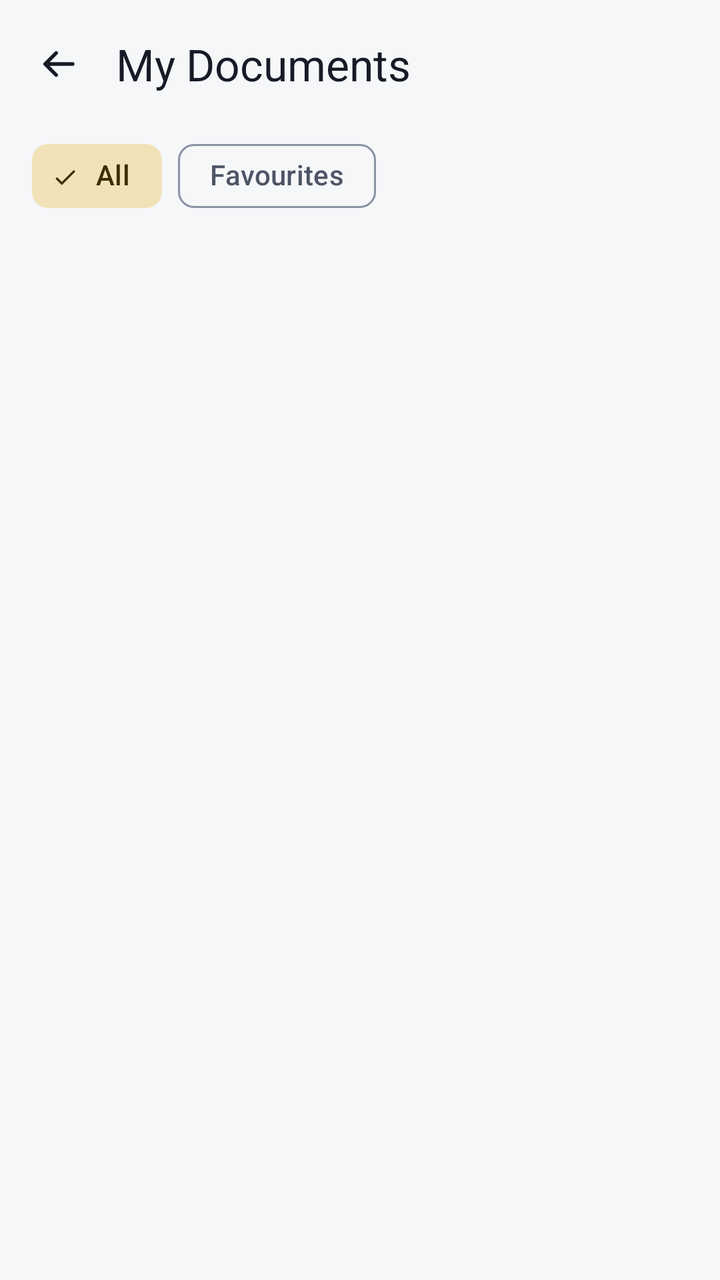
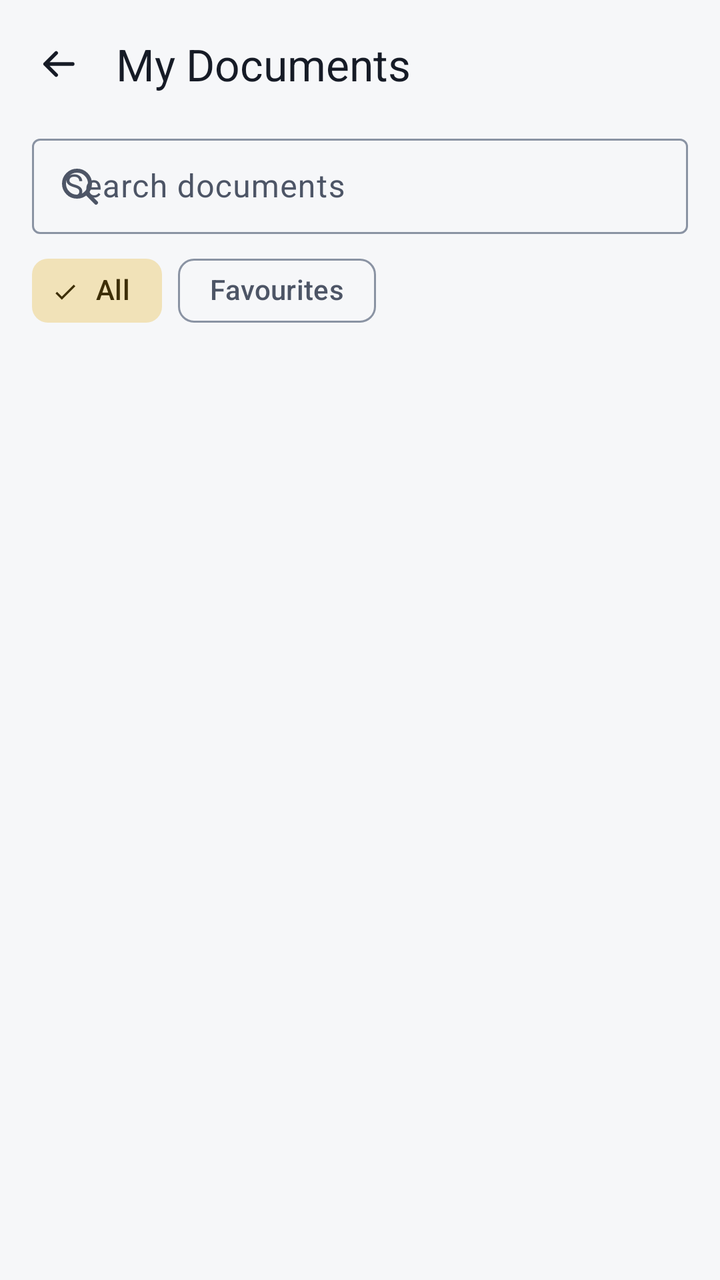

Screens rendered from an Android XML layout before and after an edit, with the pre-edit source and the edit as a unified diff.
<!-- AndroidManifest.xml: application theme Theme.DocNest -->
<!-- res/layout/activity_documents.xml -->
<?xml version="1.0" encoding="utf-8"?>
<androidx.coordinatorlayout.widget.CoordinatorLayout xmlns:android="http://schemas.android.com/apk/res/android"
    xmlns:app="http://schemas.android.com/apk/res-auto"
    android:id="@+id/root"
    android:layout_width="match_parent"
    android:layout_height="match_parent"
    android:background="?android:attr/colorBackground">

    <LinearLayout
        android:layout_width="match_parent"
        android:layout_height="match_parent"
        android:orientation="vertical">

        
        <LinearLayout
            android:layout_width="match_parent"
            android:layout_height="64dp"
            android:gravity="center_vertical"
            android:orientation="horizontal"
            android:paddingStart="4dp"
            android:paddingEnd="16dp">

            <com.google.android.material.button.MaterialButton
                android:id="@+id/backBtn"
                style="@style/Widget.DocNest.IconButton"
                android:layout_width="wrap_content"
                android:layout_height="wrap_content"
                android:contentDescription="Back"
                app:icon="@drawable/ic_back"
                app:iconTint="?attr/colorOnSurface" />

            <TextView
                android:layout_width="0dp"
                android:layout_height="wrap_content"
                android:layout_marginStart="4dp"
                android:layout_weight="1"
                android:accessibilityHeading="true"
                android:text="My Documents"
                android:textAppearance="?attr/textAppearanceTitleLarge"
                android:textColor="?attr/colorOnSurface" />
        </LinearLayout>

        <com.google.android.material.chip.ChipGroup
            android:id="@+id/filter"
            android:layout_width="match_parent"
            android:layout_height="wrap_content"
            android:paddingStart="16dp"
            android:paddingEnd="16dp"
            app:selectionRequired="true"
            app:singleLine="true"
            app:singleSelection="true">

            <com.google.android.material.chip.Chip
                android:id="@+id/chipAll"
                style="@style/Widget.Material3.Chip.Filter"
                android:layout_width="wrap_content"
                android:layout_height="wrap_content"
                android:checked="true"
                android:text="All" />

            <com.google.android.material.chip.Chip
                android:id="@+id/chipFavourites"
                style="@style/Widget.Material3.Chip.Filter"
                android:layout_width="wrap_content"
                android:layout_height="wrap_content"
                android:text="Favourites" />
        </com.google.android.material.chip.ChipGroup>

        <FrameLayout
            android:layout_width="match_parent"
            android:layout_height="0dp"
            android:layout_weight="1">

            <androidx.recyclerview.widget.RecyclerView
                android:id="@+id/list"
                android:layout_width="match_parent"
                android:layout_height="match_parent"
                android:clipToPadding="false"
                android:paddingTop="4dp"
                android:paddingBottom="24dp" />

            <com.google.android.material.progressindicator.CircularProgressIndicator
                android:id="@+id/loading"
                android:layout_width="wrap_content"
                android:layout_height="wrap_content"
                android:layout_gravity="center"
                android:indeterminate="true"
                android:visibility="gone" />

            
            <LinearLayout
                android:id="@+id/empty"
                android:layout_width="match_parent"
                android:layout_height="wrap_content"
                android:layout_gravity="center"
                android:gravity="center_horizontal"
                android:orientation="vertical"
                android:paddingStart="40dp"
                android:paddingEnd="40dp"
                android:paddingBottom="48dp"
                android:visibility="gone">

                <ImageView
                    android:layout_width="wrap_content"
                    android:layout_height="wrap_content"
                    android:importantForAccessibility="no"
                    android:src="@drawable/art_empty_pages" />

                <TextView
                    android:id="@+id/emptyTitle"
                    android:layout_width="wrap_content"
                    android:layout_height="wrap_content"
                    android:layout_marginTop="20dp"
                    android:gravity="center"
                    android:textAppearance="?attr/textAppearanceTitleLarge"
                    android:textColor="?attr/colorOnSurface" />

                <TextView
                    android:id="@+id/emptyBody"
                    android:layout_width="wrap_content"
                    android:layout_height="wrap_content"
                    android:layout_marginTop="8dp"
                    android:gravity="center"
                    android:textAppearance="?attr/textAppearanceBodyLarge"
                    android:textColor="?attr/colorOnSurfaceVariant" />

                <com.google.android.material.button.MaterialButton
                    android:id="@+id/emptyAction"
                    style="@style/Widget.Material3.Button.TonalButton"
                    android:layout_width="wrap_content"
                    android:layout_height="wrap_content"
                    android:layout_marginTop="20dp" />
            </LinearLayout>
        </FrameLayout>
    </LinearLayout>
</androidx.coordinatorlayout.widget.CoordinatorLayout>
<!-- resources referenced by this layout -->
<resources>
  <!-- drawable ic_back (drawable) -->
  <?xml version="1.0" encoding="utf-8"?>
  <vector xmlns:android="http://schemas.android.com/apk/res/android"
      android:width="24dp"
      android:height="24dp"
      android:viewportWidth="24"
      android:viewportHeight="24">
      <path
          android:pathData="M20,12H5M11,6l-6,6 6,6"
          android:strokeWidth="2"
          android:strokeColor="#FF000000"
          android:strokeLineCap="round"
          android:strokeLineJoin="round" />
  </vector>
  <style name="Widget.DocNest.IconButton" parent="Widget.Material3.Button.IconButton">
          <item name="iconTint">?attr/colorOnSurfaceVariant</item>
          <item name="iconSize">22dp</item>
      </style>
  <style name="Theme.DocNest" parent="Base.Theme.DocNest" />
  <color name="secondary_container">#F1E2B8</color>
  <color name="surface_high">#E3E7ED</color>
  <color name="outline_variant">#D3D8E0</color>
  <color name="surface_lowest">#FFFFFF</color>
  <color name="outline">#8A93A3</color>
  <color name="primary">#3346A8</color>
  <color name="on_primary">#FFFFFF</color>
  <color name="primary_container">#DDE2FF</color>
  <color name="on_primary_container">#0F1B5C</color>
  <color name="primary_inverse">#B8C3FF</color>
  <color name="secondary">#7A5C12</color>
  <color name="on_secondary">#FFFFFF</color>
  <color name="on_secondary_container">#3D2E06</color>
  <color name="background">#F6F7F9</color>
  <color name="on_surface">#161B26</color>
  <color name="surface">#F6F7F9</color>
  <color name="surface_highest">#DCE1E8</color>
  <color name="on_surface_variant">#4D5566</color>
  <color name="surface_low">#F0F2F6</color>
  <color name="surface_mid">#EAEDF2</color>
  <color name="surface_inverse">#2B303B</color>
  <color name="on_surface_inverse">#EEF0F5</color>
  <color name="error">#B3261E</color>
  <color name="on_error">#FFFFFF</color>
  <color name="error_container">#F9DEDC</color>
  <color name="on_error_container">#410E0B</color>
  <style name="ThemeOverlay.DocNest.BottomSheet" parent="ThemeOverlay.Material3.BottomSheetDialog">
          <item name="bottomSheetStyle">@style/Widget.DocNest.BottomSheet</item>
          <item name="android:windowSoftInputMode">adjustResize</item>
      </style>
  <style name="Widget.DocNest.BottomSheet" parent="Widget.Material3.BottomSheet.Modal">
          <item name="backgroundTint">@color/surface_low</item>
      </style>
  <!-- unchanged entries left out for length: 2 -->
</resources>

<!-- the commit's change to res/layout/activity_documents.xml (unified diff, before → after) -->
@@ -39,6 +39,27 @@
                 android:textAppearance="?attr/textAppearanceTitleLarge"
                 android:textColor="?attr/colorOnSurface" />
         </LinearLayout>
+
+        <com.google.android.material.textfield.TextInputLayout
+            android:id="@+id/searchBox"
+            style="@style/Widget.Material3.TextInputLayout.OutlinedBox.Dense"
+            android:layout_width="match_parent"
+            android:layout_height="wrap_content"
+            android:layout_marginStart="16dp"
+            android:layout_marginEnd="16dp"
+            android:layout_marginBottom="4dp"
+            android:hint="Search documents"
+            app:endIconMode="clear_text"
+            app:startIconDrawable="@drawable/ic_search">
+
+            <com.google.android.material.textfield.TextInputEditText
+                android:id="@+id/searchIn"
+                android:layout_width="match_parent"
+                android:layout_height="wrap_content"
+                android:imeOptions="actionSearch"
+                android:inputType="text"
+                android:singleLine="true" />
+        </com.google.android.material.textfield.TextInputLayout>
 
         <com.google.android.material.chip.ChipGroup
             android:id="@+id/filter"
<!-- resource entries referenced after the edit -->
@@ -9,6 +9,20 @@
       android:viewportHeight="24">
       <path
           android:pathData="M20,12H5M11,6l-6,6 6,6"
+          android:strokeWidth="2"
+          android:strokeColor="#FF000000"
+          android:strokeLineCap="round"
+          android:strokeLineJoin="round" />
+  </vector>
+  <!-- drawable ic_search (drawable) -->
+  <?xml version="1.0" encoding="utf-8"?>
+  <vector xmlns:android="http://schemas.android.com/apk/res/android"
+      android:width="24dp"
+      android:height="24dp"
+      android:viewportWidth="24"
+      android:viewportHeight="24">
+      <path
+          android:pathData="M10.5,4a6.5,6.5 0,1 0,0 13a6.5,6.5 0,1 0,0 -13zM15.5,15.5L20,20"
           android:strokeWidth="2"
           android:strokeColor="#FF000000"
           android:strokeLineCap="round"
